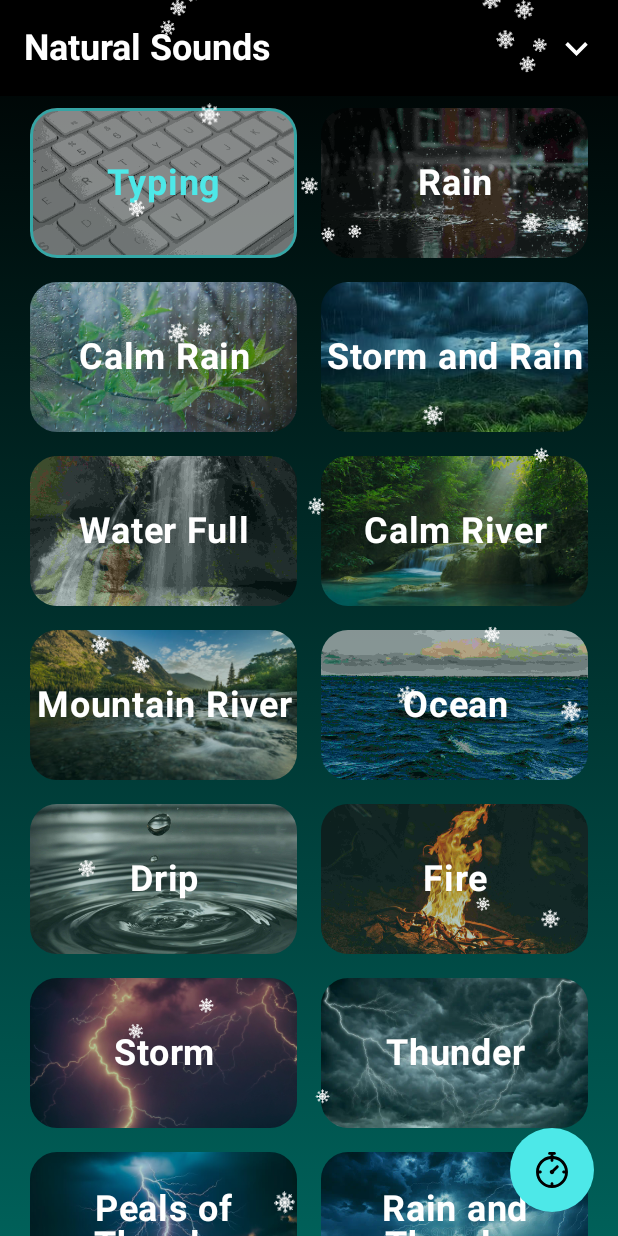
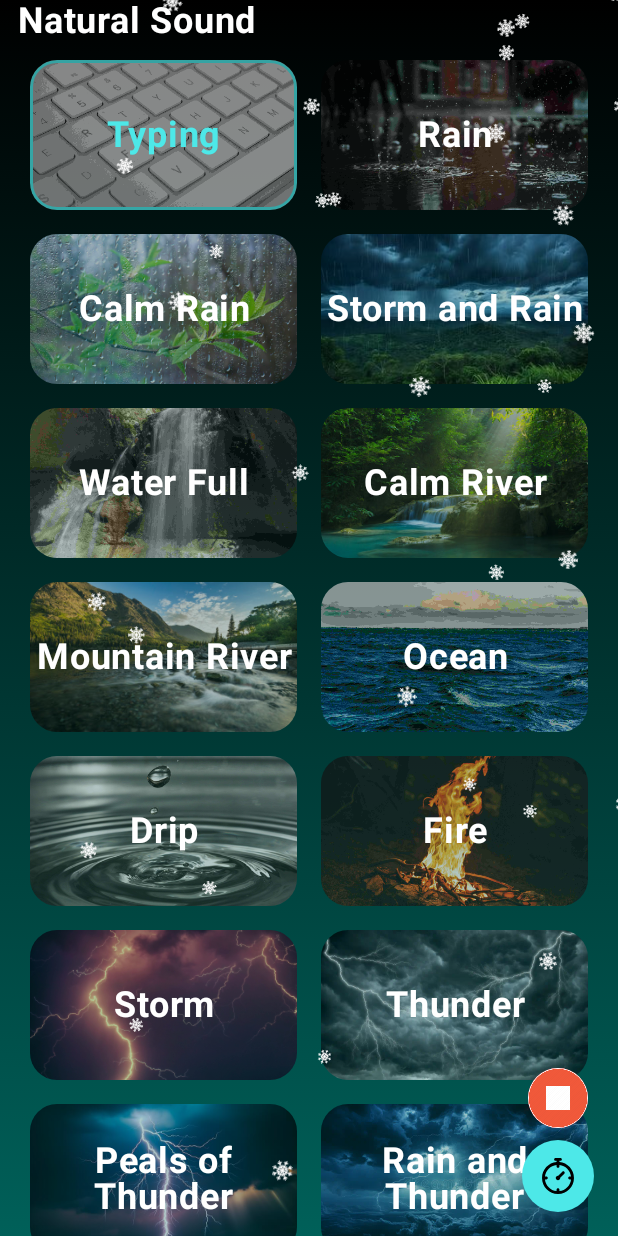
Before and after one commit to dilshodbekuz/NaturalSound, an Android app built with Jetpack Compose: the screen it shows after launch (MainActivity), after a tap on "Typing", on a phone screen of 412 x 824 dp. Run offline under Robolectric (Android 15) with nearby library versions, the phone set to English and light mode, and no system bars.

Commit message:
some bug fixed

```diff
--- a/app/src/main/java/com/example/naturalsound/MainActivity.kt
+++ b/app/src/main/java/com/example/naturalsound/MainActivity.kt
@@ -8,8 +8,12 @@ import android.os.Build
 import android.os.Bundle
 import android.widget.Toast
 import androidx.activity.ComponentActivity
+import androidx.activity.compose.rememberLauncherForActivityResult
 import androidx.activity.compose.setContent
 import androidx.activity.enableEdgeToEdge
+import androidx.activity.result.contract.ActivityResultContracts
+import androidx.compose.runtime.LaunchedEffect
+import androidx.compose.ui.platform.LocalContext
 import androidx.core.app.ActivityCompat
 import androidx.core.content.ContextCompat
 import androidx.lifecycle.viewmodel.compose.viewModel
@@ -31,14 +35,35 @@ class MainActivity : ComponentActivity() {
         super.onCreate(savedInstanceState)
         enableEdgeToEdge()
         manageAppLanguage()
-        if (Build.VERSION.SDK_INT >= Build.VERSION_CODES.TIRAMISU) {
-            ActivityCompat.requestPermissions(
-                this,
-                arrayOf(Manifest.permission.POST_NOTIFICATIONS),
-                0
+//        if (Build.VERSION.SDK_INT >= Build.VERSION_CODES.TIRAMISU) {
+//            ActivityCompat.requestPermissions(
+//                this,
+//                arrayOf(Manifest.permission.POST_NOTIFICATIONS),
+//                0
+//            )
+//        }
+        setContent {
+            val context = LocalContext.current
+            val permissionLauncher = rememberLauncherForActivityResult(
+                contract = ActivityResultContracts.RequestPermission(),
+                onResult = { isGranted ->
+                    if (isGranted) {
+//                        sendNotification(context)
+                    } else {
+                        // Handle permission denial
+                    }
+                }
             )
-        }
-        setContent {
+            LaunchedEffect(Unit) {
+                if (Build.VERSION.SDK_INT >= Build.VERSION_CODES.TIRAMISU &&
+                    context.checkSelfPermission(Manifest.permission.POST_NOTIFICATIONS) != android.content.pm.PackageManager.PERMISSION_GRANTED
+                ) {
+                    permissionLauncher.launch(Manifest.permission.POST_NOTIFICATIONS)
+                } else {
+                    // If the permission is already granted, send a notification
+//                    sendNotification(context)
+                }
+            }
             viewModel = viewModel()
             val navController = rememberNavController()
             NaturalSoundTheme {
@@ -50,7 +75,7 @@ class MainActivity : ComponentActivity() {
                         SplashScreen(navController)
                     }
                     composable("home") {
-                        MainView(viewModel)
+                        MainView(viewModel, onClickBack = { })
                     }
                 }
             }
--- a/app/src/main/java/com/example/naturalsound/composable/MainTopBar.kt
+++ b/app/src/main/java/com/example/naturalsound/composable/MainTopBar.kt
@@ -35,14 +35,14 @@ fun MainTopBar(onClick: () -> Unit) {
                 fontWeight = FontWeight.W700,
                 fontSize = 24.sp
             )
-            Spacer(modifier = Modifier.weight(1f))
-            IconButton(onClick = onClick) {
-                Icon(
-                    imageVector = Icons.Default.Close,
-                    contentDescription = null,
-                    tint = Color.White
-                )
-            }
+//            Spacer(modifier = Modifier.weight(1f))
+//            IconButton(onClick = onClick) {
+//                Icon(
+//                    imageVector = Icons.Default.Close,
+//                    contentDescription = null,
+//                    tint = Color.White
+//                )
+//            }
         }
         Spacer4()
     }
--- a/app/src/main/java/com/example/naturalsound/main/MainView.kt
+++ b/app/src/main/java/com/example/naturalsound/main/MainView.kt
@@ -4,6 +4,7 @@ import android.annotation.SuppressLint
 import android.content.Context
 import androidx.activity.compose.BackHandler
 import androidx.compose.animation.AnimatedVisibility
+import androidx.compose.foundation.Image
 import androidx.compose.foundation.background
 import androidx.compose.foundation.border
 import androidx.compose.foundation.clickable
@@ -38,6 +39,7 @@ import androidx.compose.material3.CircularProgressIndicator
 import androidx.compose.material3.DropdownMenu
 import androidx.compose.material3.DropdownMenuItem
 import androidx.compose.material3.ExperimentalMaterial3Api
+import androidx.compose.material3.FloatingActionButtonElevation
 import androidx.compose.material3.Icon
 import androidx.compose.material3.IconButton
 import androidx.compose.material3.ProgressIndicatorDefaults.LinearStrokeCap
@@ -68,6 +70,8 @@ import androidx.compose.ui.unit.dp
 import androidx.compose.ui.unit.sp
 import coil.compose.AsyncImage
 import com.example.naturalsound.R
+import com.example.naturalsound.composable.MainTopBar
+import com.example.naturalsound.composable.Spacer16
 import com.example.naturalsound.composable.Spacer4
 import com.example.naturalsound.composable.Text16spBold
 import com.example.naturalsound.composable.Text24spBold
@@ -82,7 +86,7 @@ import kotlin.math.min
 @SuppressLint("CoroutineCreationDuringComposition")
 @OptIn(ExperimentalMaterial3Api::class)
 @Composable
-fun MainView(viewModel: MainViewModel) {
+fun MainView(viewModel: MainViewModel, onClickBack: () -> Unit) {
     val uiState by viewModel.uiState.collectAsState()
     val context = LocalContext.current
     val preferences = context.getSharedPreferences(Constants.PREFERENCE_NAME, Context.MODE_PRIVATE)
@@ -130,35 +134,6 @@ fun MainView(viewModel: MainViewModel) {
             sheetPeekHeight = 0.dp,
             scaffoldState = bottomSheetScaffoldState,
             sheetContainerColor = AppColors.color.background,
-            topBar = {
-                TopAppBar(
-                    colors = TopAppBarDefaults.topAppBarColors(
-                        containerColor = AppColors.color.darkColor
-                    ),
-                    title = { Text24spBold(text = stringResource(R.string.app_name_title)) },
-                    actions = {
-                        AppbarActionsView(
-                            expandedState = uiState.menuVisibility,
-                            currentLanguage = currentLanguage!!,
-                            onMenuItemClick = { languageCode ->
-                                preferences.edit().putString(Constants.LANGUAGE_KEY, languageCode).apply()
-                                LanguageHelper.changeLanguage(
-                                    context = context,
-                                    resources = context.resources,
-                                    languageCode = languageCode
-                                )
-                                viewModel.onMenuVisibilityChange(
-                                    uiState.menuVisibility.not()
-                                )
-                            },
-                            onDismissMenu = { viewModel.onMenuVisibilityChange(uiState.menuVisibility.not()) },
-                            onMenuClick = {
-                                viewModel.onMenuVisibilityChange(uiState.menuVisibility.not())
-                            }
-                        )
-                    }
-                )
-            },
             sheetContent = {
                 when (uiState.sheetContentTypes) {
                     BottomSheetContentType.Times -> {
@@ -191,6 +166,7 @@ fun MainView(viewModel: MainViewModel) {
                     Column(
                         modifier = Modifier.fillMaxSize()
                     ) {
+                        MainTopBar(onClick = onClickBack)
                         LazyVerticalGrid(
                             columns = GridCells.Fixed(2),
                             modifier = Modifier
@@ -217,11 +193,20 @@ fun MainView(viewModel: MainViewModel) {
                             .align(Alignment.BottomEnd),
                         visible = uiState.selectList.isNotEmpty()
                     ) {
-                        IconButton(
-                            modifier = Modifier
-                                .clip(RoundedCornerShape(50))
-                                .background(AppColors.color.selectedColor)
-                                .padding(4.dp),
+                        Column(
+                            verticalArrangement = Arrangement.Center,
+                            horizontalAlignment = Alignment.CenterHorizontally
+                        ) {
+                            FloatingActionButton(
+                                icon = R.drawable.stop_img,
+                                backgroundColor = Color.Red,
+                                size = 40,
+                                onClick = viewModel::resetSound
+                            )
+                            Spacer16()
+                            FloatingActionButton(
+                                icon = R.drawable.timer,
+                                padding = 12,
                                 onClick = {
                                     if (uiState.minAndSec.isNotEmpty()) {
                                         viewModel.setSheetContent(BottomSheetContentType.Progress)
@@ -230,11 +215,6 @@ fun MainView(viewModel: MainViewModel) {
                                         bottomSheetScaffoldState.bottomSheetState.expand()
                                     }
                                 }
-                        ) {
-                            Icon(
-                                modifier = Modifier.size(24.dp),
-                                painter = painterResource(R.drawable.timer),
-                                contentDescription = null
                             )
                         }
                     }
@@ -242,6 +222,26 @@ fun MainView(viewModel: MainViewModel) {
             }
         )
     }
+}
+
+@Composable
+fun FloatingActionButton(
+    icon: Int,
+    backgroundColor: Color = AppColors.color.selectedColor,
+    padding: Int = 0,
+    size: Int = 24,
+    onClick: () -> Unit
+) {
+    Image(
+        modifier = Modifier
+            .clip(RoundedCornerShape(50))
+            .background(backgroundColor)
+            .clickable { onClick() }
+            .padding(padding.dp)
+            .size(size.dp),
+        painter = painterResource(icon),
+        contentDescription = null
+    )
 }
 
 @Composable
@@ -328,9 +328,9 @@ fun TimesSheetContent(
         ) {
             TimerItem(
                 modifier = Modifier.weight(1f),
-                time = 1,
+                time = 5,
                 onClick = {
-                    onShowTimer(1)
+                    onShowTimer(5)
                 }
             )
             TimerItem(
```
Also changed, not shown: app/src/main/res/drawable/stop_img.png (added), app/src/main/res/drawable/stop_sound.png (added). Lines whose indentation alone changed are shown as unchanged.
